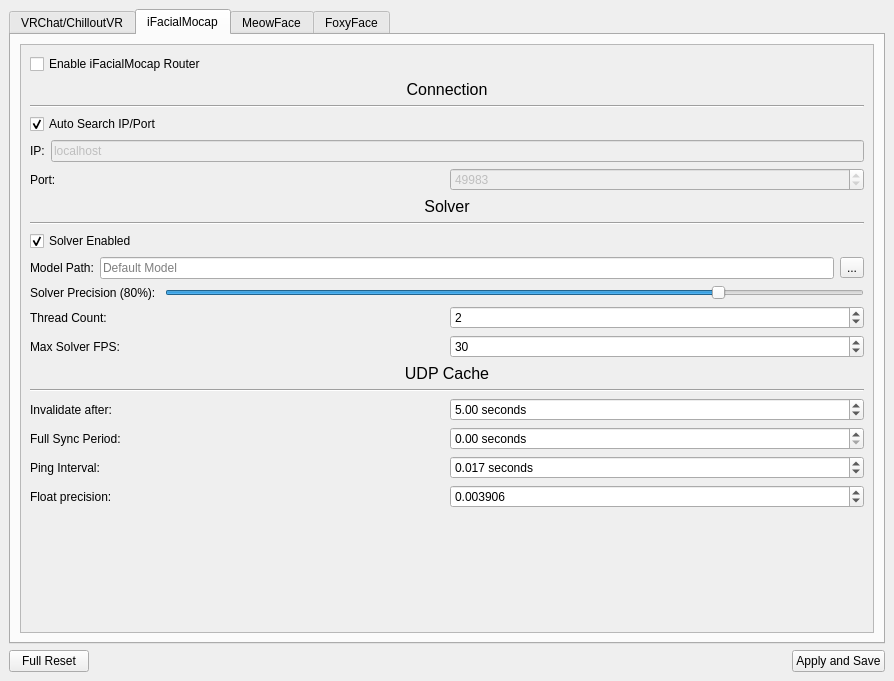
Jeka8833/FoxyFace, file FoxyFace/src/ui/qtcreator/SenderSettings.ui: the form before one commit.
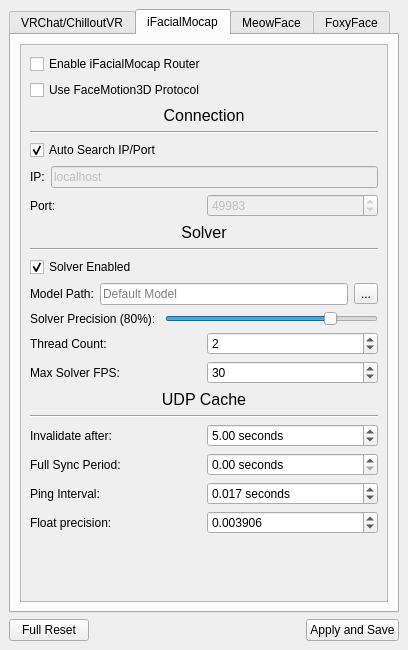
The form after the commit. The open tabs and pages were chosen to show the change.

Patch:
```diff
--- a/FoxyFace/src/ui/qtcreator/SenderSettings.ui
+++ b/FoxyFace/src/ui/qtcreator/SenderSettings.ui
@@ -6,8 +6,8 @@
    <rect>
     <x>0</x>
     <y>0</y>
-    <width>894</width>
-    <height>681</height>
+    <width>408</width>
+    <height>650</height>
    </rect>
   </property>
   <property name="windowTitle">
@@ -680,8 +680,8 @@
             <rect>
              <x>0</x>
              <y>0</y>
-             <width>852</width>
-             <height>583</height>
+             <width>366</width>
+             <height>552</height>
             </rect>
            </property>
            <layout class="QVBoxLayout" name="verticalLayout_3">
@@ -710,6 +710,13 @@
                <property name="bottomMargin">
                 <number>0</number>
                </property>
+               <item>
+                <widget class="QCheckBox" name="use_facemotion3d_protocol">
+                 <property name="text">
+                  <string>Use FaceMotion3D Protocol</string>
+                 </property>
+                </widget>
+               </item>
                <item>
                 <widget class="QLabel" name="ifm_connection_lb">
                  <property name="font">
@@ -1218,7 +1225,7 @@
               <property name="sizeHint" stdset="0">
                <size>
                 <width>20</width>
-                <height>40</height>
+                <height>0</height>
                </size>
               </property>
              </spacer>
```
Left out of the diff: 22 changed lines with no effect on the pictures.
